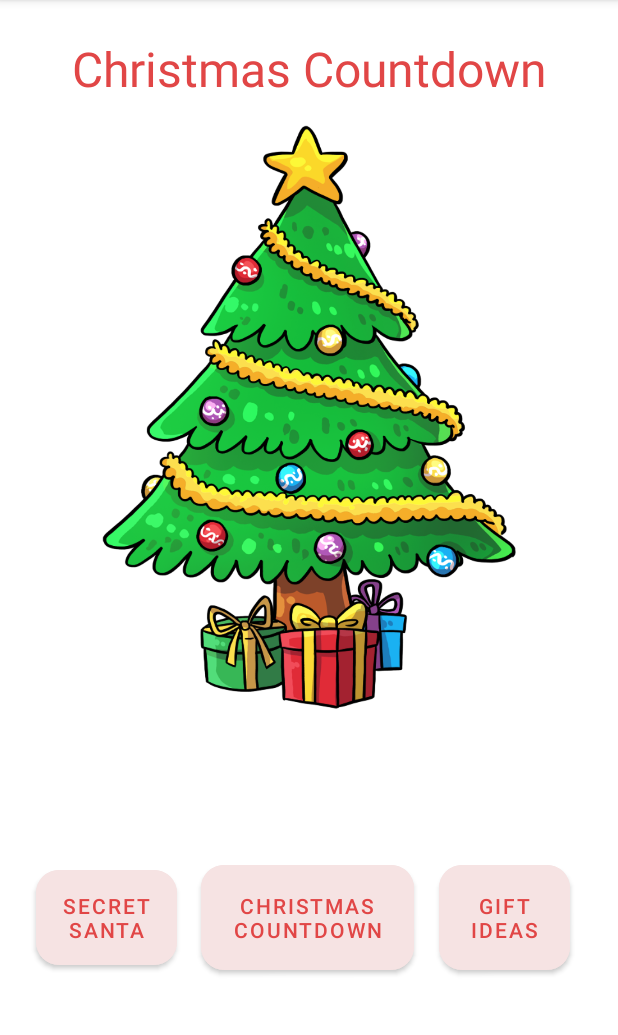
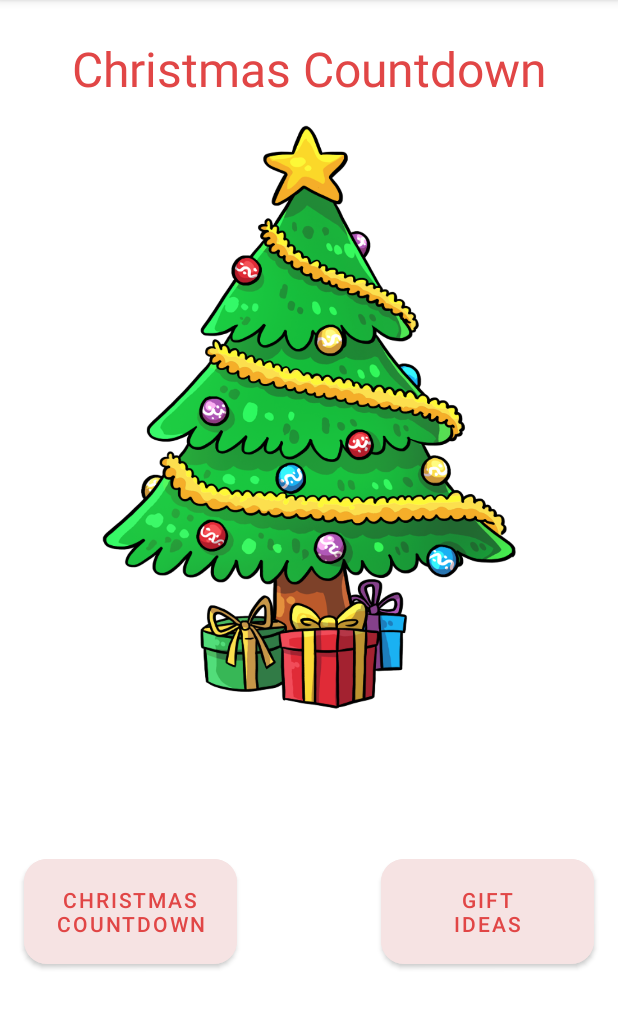
Before and after one commit to shae-kelly/Project3, an Android app: the screen it shows after launch (MainActivity), on a phone screen of 412 x 824 dp, the part 84-1119 px from its top. Run offline under Robolectric (Android 15) with nearby library versions, the phone set to English and light mode, and no system bars; Roboto replaces fonts that are not available here.

Commit message:
removal of the secret santa button and activity

```diff
--- a/Project3/app/src/main/res/layout/activity_main.xml
+++ b/Project3/app/src/main/res/layout/activity_main.xml
@@ -31,53 +31,34 @@
         app:srcCompat="@drawable/christmas_tree" />
 
     <Button
-        android:id="@+id/secretSanta"
-        android:layout_width="94dp"
-        android:layout_height="75dp"
-        android:layout_marginStart="24dp"
-        android:layout_marginTop="-42dp"
-        android:backgroundTint="#F6E3E3"
-        android:shadowColor="#555555"
-        android:shadowDy="4"
-        android:text="Secret\nSanta"
-        android:textColor="#E14646"
-        app:cornerRadius="15sp"
-        app:layout_constraintBottom_toBottomOf="parent"
-        app:layout_constraintStart_toStartOf="parent"
-        app:layout_constraintTop_toBottomOf="@+id/imageView3"
-        android:onClick="launchSecretSantaActivity"/>
-
-    <Button
         android:id="@+id/countdown"
-        android:layout_width="87dp"
+        android:layout_width="142dp"
         android:layout_height="82dp"
-        android:layout_marginTop="-42dp"
+        android:layout_marginTop="-50dp"
         android:layout_marginEnd="16dp"
         android:backgroundTint="#F6E3E3"
+        android:onClick="launchGiftsActivity"
         android:text="Gift\nIdeas"
         android:textColor="#E14646"
         app:cornerRadius="15sp"
         app:layout_constraintBottom_toBottomOf="parent"
         app:layout_constraintEnd_toEndOf="parent"
-        app:layout_constraintStart_toEndOf="@+id/gifts"
-        app:layout_constraintTop_toBottomOf="@+id/imageView3"
-        android:onClick="launchGiftsActivity"/>
+        app:layout_constraintTop_toBottomOf="@+id/imageView3" />
 
     <Button
         android:id="@+id/gifts"
         android:layout_width="142dp"
         android:layout_height="82dp"
         android:layout_marginStart="16dp"
-        android:layout_marginTop="-42dp"
+        android:layout_marginTop="-50dp"
         android:backgroundTint="#F6E3E3"
         android:fontFamily="sans-serif-medium"
+        android:onClick="launchCountdownActivity"
         android:text="Christmas\nCountdown"
         android:textColor="#E14646"
         app:cornerRadius="15sp"
         app:layout_constraintBottom_toBottomOf="parent"
-        app:layout_constraintStart_toEndOf="@+id/secretSanta"
-        app:layout_constraintTop_toBottomOf="@+id/imageView3"
-        android:onClick="launchCountdownActivity"
-        />
+        app:layout_constraintStart_toStartOf="parent"
+        app:layout_constraintTop_toBottomOf="@+id/imageView3" />
 
 </androidx.constraintlayout.widget.ConstraintLayout>
```
Also changed, not shown: Project3/app/src/main/AndroidManifest.xml (+0 -8 lines), Project3/app/src/main/java/com/example/project3/SecretSantaActivity.java (deleted, +0 -14 lines), Project3/app/src/main/res/layout/activity_secret_santa.xml (deleted, +0 -18 lines).
